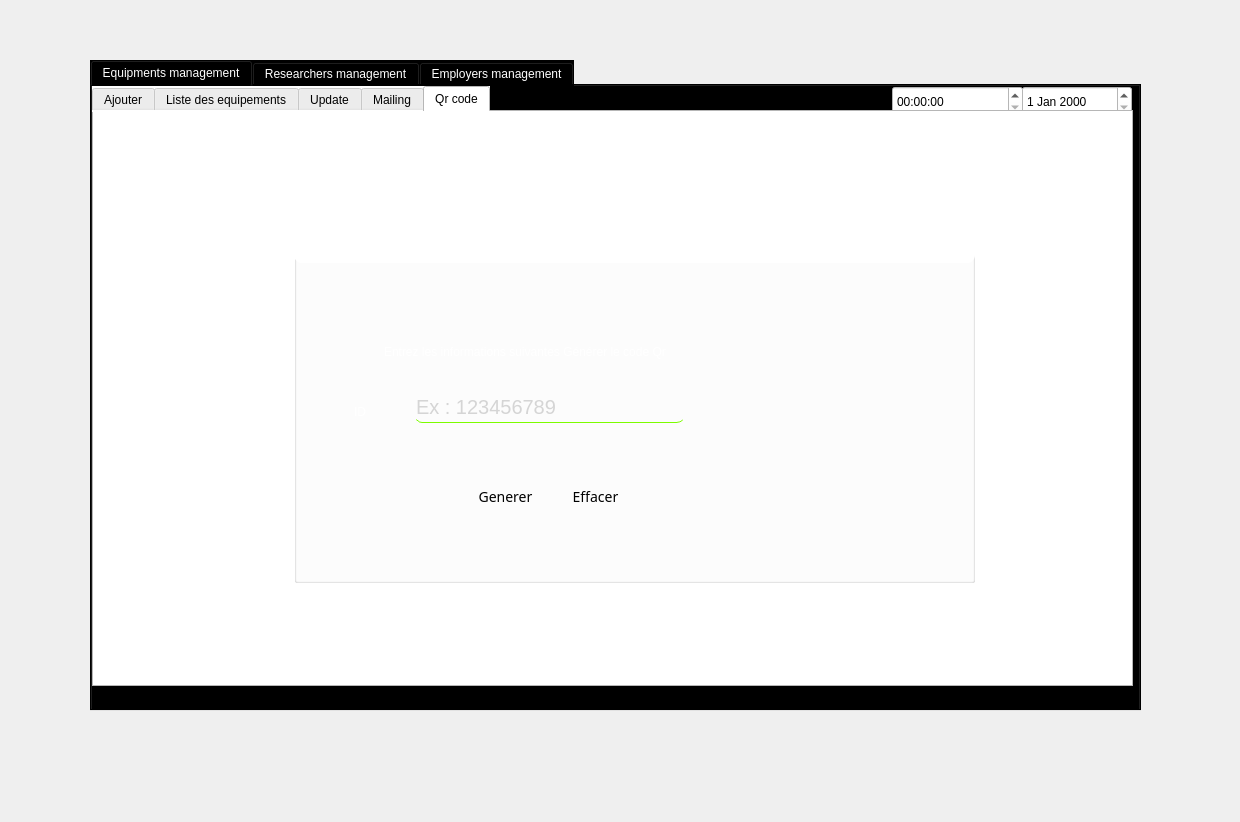
Old version of the form materiel.ui in the repository Hamoda73/Projet_Smart_rdi_center.
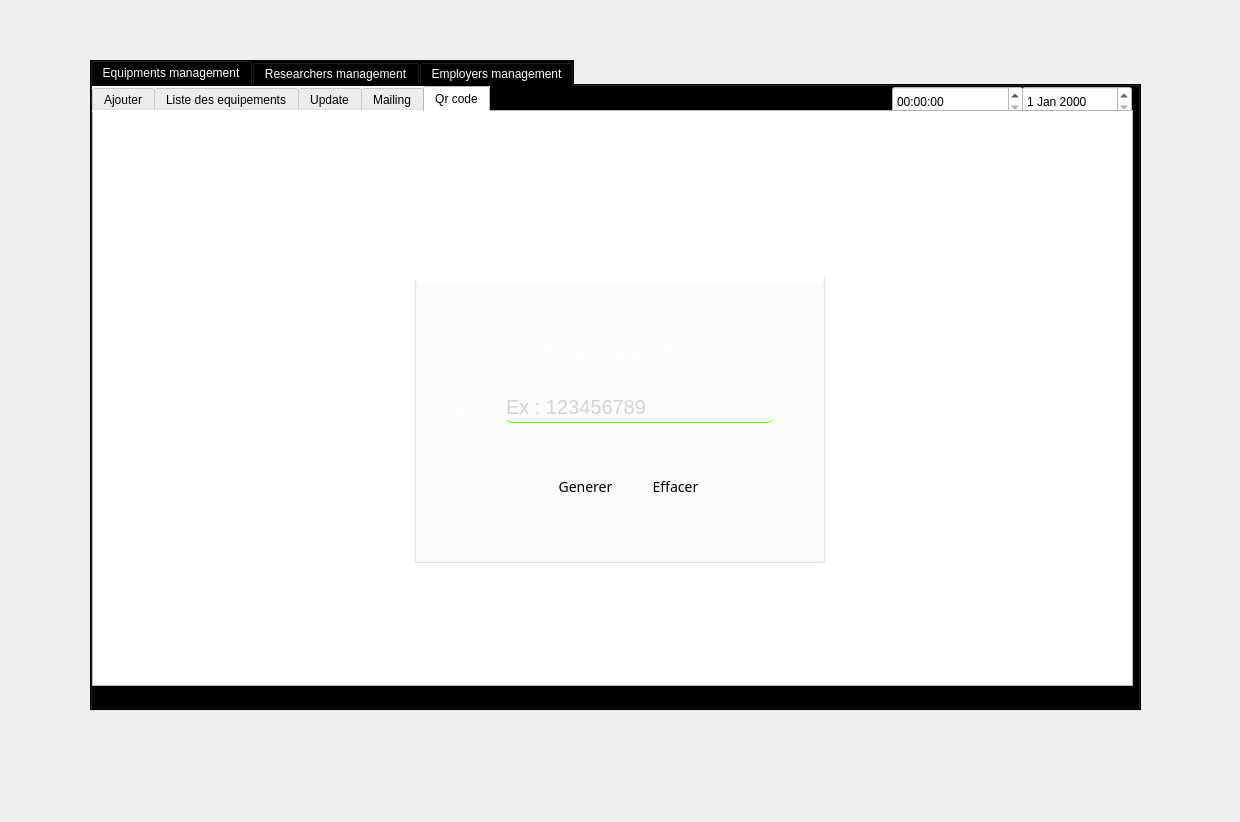
New version of the form. Icons and pictures are not drawn.

```diff
--- a/materiel.ui
+++ b/materiel.ui
@@ -1664,10 +1664,10 @@
       <widget class="QGroupBox" name="groupBox_15">
        <property name="geometry">
         <rect>
-         <x>200</x>
-         <y>130</y>
-         <width>681</width>
-         <height>341</height>
+         <x>320</x>
+         <y>150</y>
+         <width>411</width>
+         <height>301</height>
         </rect>
        </property>
        <property name="styleSheet">
@@ -1692,8 +1692,8 @@
        <widget class="QPushButton" name="pushButton_23">
         <property name="geometry">
          <rect>
-          <x>260</x>
-          <y>240</y>
+          <x>220</x>
+          <y>210</y>
           <width>83</width>
           <height>29</height>
          </rect>
@@ -1734,8 +1734,8 @@
        <widget class="QPushButton" name="generate_clicked">
         <property name="geometry">
          <rect>
-          <x>170</x>
-          <y>240</y>
+          <x>130</x>
+          <y>210</y>
           <width>83</width>
           <height>29</height>
          </rect>
@@ -1776,8 +1776,8 @@
        <widget class="QLabel" name="label_38">
         <property name="geometry">
          <rect>
-          <x>60</x>
-          <y>160</y>
+          <x>40</x>
+          <y>140</y>
           <width>41</width>
           <height>20</height>
          </rect>
@@ -1793,8 +1793,8 @@
        <widget class="QLabel" name="label_39">
         <property name="geometry">
          <rect>
-          <x>90</x>
-          <y>100</y>
+          <x>70</x>
+          <y>80</y>
           <width>291</width>
           <height>20</height>
          </rect>
@@ -1808,25 +1808,11 @@
          <string>Entrez les informations suivantes Générer le code Qr</string>
         </property>
        </widget>
-       <widget class="QWidget" name="widget" native="true">
-        <property name="geometry">
-         <rect>
-          <x>420</x>
-          <y>70</y>
-          <width>221</width>
-          <height>221</height>
-         </rect>
-        </property>
-        <property name="styleSheet">
-         <string notr="true"> 
-background-image: url(:/img/Screenshot (27).png);</string>
-        </property>
-       </widget>
        <widget class="QLineEdit" name="id_gen_edit">
         <property name="geometry">
          <rect>
-          <x>120</x>
-          <y>150</y>
+          <x>90</x>
+          <y>130</y>
           <width>271</width>
           <height>31</height>
          </rect>
@@ -1857,9 +1843,9 @@
       <widget class="QPlainTextEdit" name="plainTextEdit_22">
        <property name="geometry">
         <rect>
-         <x>200</x>
-         <y>120</y>
-         <width>681</width>
+         <x>320</x>
+         <y>140</y>
+         <width>411</width>
          <height>31</height>
         </rect>
        </property>
```
